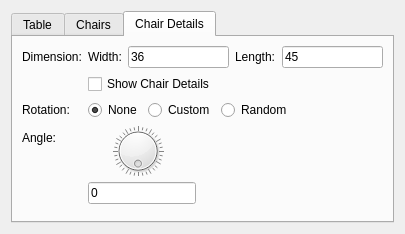
Before: the Qt Designer form libraries/default/Examples/DiningTable.ui in qcad/qcad, drawn with Qt 5.
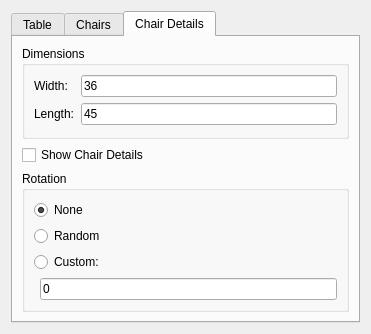
After: the same form once the commit is applied. The open tabs and pages were chosen to show the change. Custom widgets are drawn as their Qt base class.

Diff of the .ui file:
```diff
--- a/libraries/default/Examples/DiningTable.ui
+++ b/libraries/default/Examples/DiningTable.ui
@@ -6,8 +6,8 @@
    <rect>
     <x>0</x>
     <y>0</y>
-    <width>405</width>
-    <height>234</height>
+    <width>371</width>
+    <height>330</height>
    </rect>
   </property>
   <property name="windowTitle">
@@ -190,27 +190,21 @@
       <attribute name="title">
        <string>Chair Details</string>
       </attribute>
-      <layout class="QFormLayout" name="formLayout">
-       <property name="fieldGrowthPolicy">
-        <enum>QFormLayout::FieldsStayAtSizeHint</enum>
-       </property>
-       <item row="0" column="0">
-        <widget class="QLabel" name="label_8">
-         <property name="text">
-          <string>Dimension:</string>
-         </property>
-        </widget>
-       </item>
-       <item row="0" column="1">
-        <layout class="QHBoxLayout" name="horizontalLayout_3">
+      <layout class="QVBoxLayout" name="verticalLayout_3">
          <item>
+        <widget class="QGroupBox" name="groupBox">
+         <property name="title">
+          <string>Dimensions</string>
+         </property>
+         <layout class="QGridLayout" name="gridLayout">
+          <item row="0" column="0">
           <widget class="QLabel" name="label_6">
            <property name="text">
             <string>Width:</string>
            </property>
           </widget>
          </item>
-         <item>
+          <item row="0" column="1">
           <widget class="RMathLineEdit" name="mleChairWidth">
            <property name="text">
             <string>36</string>
@@ -223,14 +217,14 @@
            </property>
           </widget>
          </item>
-         <item>
+          <item row="1" column="0">
           <widget class="QLabel" name="label_7">
            <property name="text">
             <string>Length:</string>
            </property>
           </widget>
          </item>
-         <item>
+          <item row="1" column="1">
           <widget class="RMathLineEdit" name="mleChairLength">
            <property name="text">
             <string>45</string>
@@ -244,23 +238,21 @@
           </widget>
          </item>
         </layout>
+        </widget>
        </item>
-       <item row="1" column="1">
+       <item>
         <widget class="QCheckBox" name="cbDetailed">
          <property name="text">
           <string>Show Chair Details</string>
          </property>
         </widget>
        </item>
-       <item row="2" column="0">
-        <widget class="QLabel" name="label_5">
-         <property name="text">
-          <string>Rotation:</string>
+       <item>
+        <widget class="QGroupBox" name="groupBox_2">
+         <property name="title">
+          <string>Rotation</string>
          </property>
-        </widget>
-       </item>
-       <item row="2" column="1">
-        <layout class="QHBoxLayout" name="horizontalLayout_2">
+         <layout class="QVBoxLayout" name="verticalLayout_2">
          <item>
           <widget class="QRadioButton" name="radioButton_3">
            <property name="text">
@@ -271,13 +263,6 @@
            </property>
           </widget>
          </item>
-         <item>
-          <widget class="QRadioButton" name="rbCustomRotation">
-           <property name="text">
-            <string>Custom</string>
-           </property>
-          </widget>
-         </item>
          <item>
           <widget class="QRadioButton" name="rbRandomRotation">
            <property name="text">
@@ -285,44 +270,17 @@
            </property>
           </widget>
          </item>
-        </layout>
-       </item>
-       <item row="3" column="0">
-        <widget class="QLabel" name="lbChairAngle">
+          <item>
+           <widget class="QRadioButton" name="rbCustomRotation">
          <property name="text">
-          <string>Angle:</string>
+             <string>Custom:</string>
          </property>
         </widget>
        </item>
-       <item row="3" column="1">
-        <layout class="QVBoxLayout" name="verticalLayout_2">
          <item>
-          <widget class="QDial" name="dlAngle">
-           <property name="maximumSize">
-            <size>
-             <width>100</width>
-             <height>50</height>
-            </size>
-           </property>
-           <property name="maximum">
-            <number>359</number>
-           </property>
-           <property name="singleStep">
-            <number>2</number>
-           </property>
-           <property name="pageStep">
-            <number>15</number>
-           </property>
-           <property name="wrapping">
-            <bool>true</bool>
-           </property>
-           <property name="notchTarget">
-            <double>5.000000000000000</double>
-           </property>
-           <property name="notchesVisible">
-            <bool>true</bool>
-           </property>
-          </widget>
+           <layout class="QHBoxLayout" name="horizontalLayout_2">
+            <item>
+             <widget class="QWidget" name="widget" native="true"/>
          </item>
          <item>
           <widget class="RMathLineEdit" name="mleChairAngle">
@@ -338,6 +296,9 @@
           </widget>
          </item>
         </layout>
+          </item>
+         </layout>
+        </widget>
        </item>
       </layout>
      </widget>
```
Left out of the diff: 42 changed lines with no effect on the pictures. Lines whose indentation alone changed are shown as unchanged.
